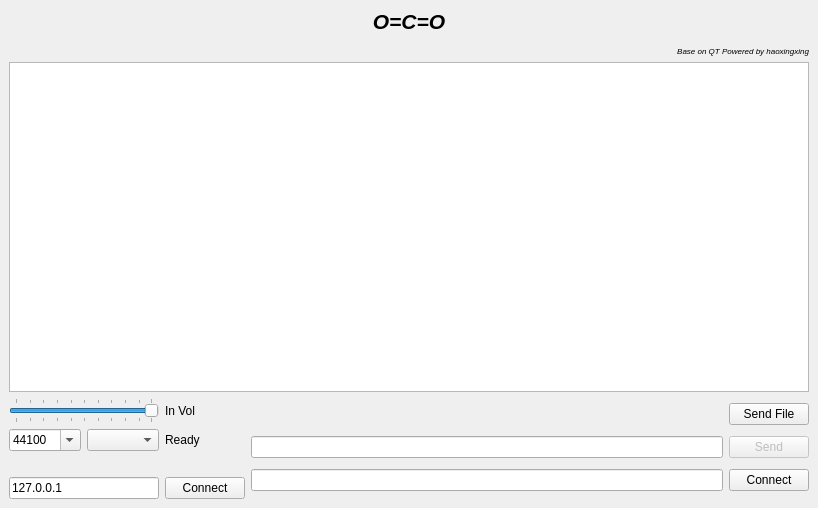
Old version of the form mainwindow.ui in the repository haoxingxing/CO2.
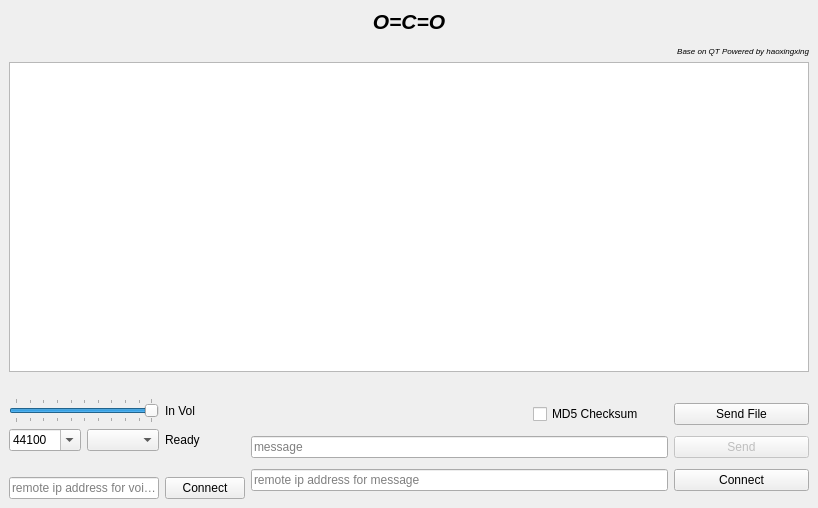
New version of the form.

Commit message: New MD5 CHECKSUM

```diff
--- a/mainwindow.ui
+++ b/mainwindow.ui
@@ -15,26 +15,111 @@
   </property>
   <widget class="QWidget" name="centralwidget">
    <layout class="QGridLayout" name="gridLayout">
-    <item row="3" column="0">
+    <item row="1" column="0" colspan="2">
+     <widget class="QTextBrowser" name="msg_2"/>
+    </item>
+    <item row="4" column="1">
+     <layout class="QGridLayout" name="gridLayout_2">
+      <item row="4" column="4">
+       <widget class="QPushButton" name="msg_conn">
+        <property name="text">
+         <string>Connect</string>
+        </property>
+       </widget>
+      </item>
+      <item row="2" column="4">
+       <widget class="QPushButton" name="msg_send">
+        <property name="enabled">
+         <bool>false</bool>
+        </property>
+        <property name="text">
+         <string>Send</string>
+        </property>
+       </widget>
+      </item>
+      <item row="0" column="1" colspan="2">
+       <widget class="QLabel" name="msg_status">
+        <property name="text">
+         <string/>
+        </property>
+       </widget>
+      </item>
+      <item row="0" column="4">
+       <widget class="QPushButton" name="pushButton_2">
+        <property name="text">
+         <string>Send File</string>
+        </property>
+       </widget>
+      </item>
+      <item row="0" column="3">
+       <widget class="QCheckBox" name="ismd5">
+        <property name="toolTip">
+         <string>May slow the transfer</string>
+        </property>
+        <property name="toolTipDuration">
+         <number>3</number>
+        </property>
+        <property name="autoFillBackground">
+         <bool>false</bool>
+        </property>
+        <property name="text">
+         <string>MD5 Checksum</string>
+        </property>
+        <property name="checked">
+         <bool>false</bool>
+        </property>
+        <property name="tristate">
+         <bool>false</bool>
+        </property>
+       </widget>
+      </item>
+      <item row="2" column="1" colspan="3">
+       <widget class="QLineEdit" name="msg">
+        <property name="placeholderText">
+         <string>message</string>
+        </property>
+       </widget>
+      </item>
+      <item row="4" column="1" colspan="3">
+       <widget class="QLineEdit" name="msg_connect">
+        <property name="whatsThis">
+         <string/>
+        </property>
+        <property name="inputMask">
+         <string/>
+        </property>
+        <property name="text">
+         <string/>
+        </property>
+        <property name="placeholderText">
+         <string>remote ip address for message</string>
+        </property>
+       </widget>
+      </item>
+     </layout>
+    </item>
+    <item row="0" column="0" colspan="2">
+     <widget class="QLabel" name="label">
+      <property name="text">
+       <string>&lt;html&gt;&lt;head/&gt;&lt;body&gt;&lt;p align=&quot;center&quot;&gt;&lt;span style=&quot; font-size:16pt; font-weight:600; font-style:italic;&quot;&gt;O=C=O&lt;/span&gt;&lt;/p&gt;&lt;p align=&quot;right&quot;&gt;&lt;span style=&quot; font-size:6pt; font-style:italic;&quot;&gt;Base on QT Powered by haoxingxing&lt;/span&gt;&lt;/p&gt;&lt;/body&gt;&lt;/html&gt;</string>
+      </property>
+     </widget>
+    </item>
+    <item row="4" column="0">
      <layout class="QGridLayout" name="gridLayout_4">
-      <item row="1" column="2">
-       <widget class="QLabel" name="status">
-        <property name="text">
-         <string>Ready</string>
+      <item row="0" column="0" colspan="2">
+       <widget class="QSlider" name="InVol">
+        <property name="maximum">
+         <number>99</number>
         </property>
-       </widget>
-      </item>
-      <item row="5" column="2">
-       <widget class="QPushButton" name="pushButton">
-        <property name="text">
-         <string>Connect</string>
+        <property name="value">
+         <number>99</number>
         </property>
-       </widget>
-      </item>
-      <item row="0" column="2">
-       <widget class="QLabel" name="label_4">
-        <property name="text">
-         <string>In Vol</string>
+        <property name="orientation">
+         <enum>Qt::Horizontal</enum>
+        </property>
+        <property name="tickPosition">
+         <enum>QSlider::TicksBothSides</enum>
         </property>
        </widget>
       </item>
@@ -83,6 +168,37 @@
         </item>
        </widget>
       </item>
+      <item row="5" column="0" colspan="2">
+       <widget class="QLineEdit" name="lineEdit">
+        <property name="text">
+         <string/>
+        </property>
+        <property name="placeholderText">
+         <string>remote ip address for voice</string>
+        </property>
+       </widget>
+      </item>
+      <item row="0" column="2">
+       <widget class="QLabel" name="label_4">
+        <property name="text">
+         <string>In Vol</string>
+        </property>
+       </widget>
+      </item>
+      <item row="1" column="2">
+       <widget class="QLabel" name="status">
+        <property name="text">
+         <string>Ready</string>
+        </property>
+       </widget>
+      </item>
+      <item row="5" column="2">
+       <widget class="QPushButton" name="pushButton">
+        <property name="text">
+         <string>Connect</string>
+        </property>
+       </widget>
+      </item>
       <item row="1" column="1">
        <widget class="QComboBox" name="comboBox">
         <property name="editable">
@@ -99,29 +215,6 @@
         </property>
        </widget>
       </item>
-      <item row="5" column="0" colspan="2">
-       <widget class="QLineEdit" name="lineEdit">
-        <property name="text">
-         <string>127.0.0.1</string>
-        </property>
-       </widget>
-      </item>
-      <item row="0" column="0" colspan="2">
-       <widget class="QSlider" name="InVol">
-        <property name="maximum">
-         <number>99</number>
-        </property>
-        <property name="value">
-         <number>99</number>
-        </property>
-        <property name="orientation">
-         <enum>Qt::Horizontal</enum>
-        </property>
-        <property name="tickPosition">
-         <enum>QSlider::TicksBothSides</enum>
-        </property>
-       </widget>
-      </item>
       <item row="4" column="0" colspan="3">
        <widget class="QLabel" name="label_2">
         <property name="text">
@@ -131,56 +224,18 @@
       </item>
      </layout>
     </item>
-    <item row="1" column="0" colspan="2">
-     <widget class="QTextBrowser" name="msg_2"/>
-    </item>
-    <item row="0" column="0" colspan="2">
-     <widget class="QLabel" name="label">
-      <property name="text">
-       <string>&lt;html&gt;&lt;head/&gt;&lt;body&gt;&lt;p align=&quot;center&quot;&gt;&lt;span style=&quot; font-size:16pt; font-weight:600; font-style:italic;&quot;&gt;O=C=O&lt;/span&gt;&lt;/p&gt;&lt;p align=&quot;right&quot;&gt;&lt;span style=&quot; font-size:6pt; font-style:italic;&quot;&gt;Base on QT Powered by haoxingxing&lt;/span&gt;&lt;/p&gt;&lt;/body&gt;&lt;/html&gt;</string>
+    <item row="2" column="1">
+     <spacer name="horizontalSpacer">
+      <property name="orientation">
+       <enum>Qt::Horizontal</enum>
       </property>
-     </widget>
-    </item>
-    <item row="3" column="1">
-     <layout class="QGridLayout" name="gridLayout_2">
-      <item row="1" column="1">
-       <widget class="QPushButton" name="msg_send">
-        <property name="enabled">
-         <bool>false</bool>
-        </property>
-        <property name="text">
-         <string>Send</string>
-        </property>
-       </widget>
-      </item>
-      <item row="3" column="0">
-       <widget class="QLineEdit" name="msg_connect"/>
-      </item>
-      <item row="1" column="0">
-       <widget class="QLineEdit" name="msg"/>
-      </item>
-      <item row="3" column="1">
-       <widget class="QPushButton" name="msg_conn">
-        <property name="text">
-         <string>Connect</string>
-        </property>
-       </widget>
-      </item>
-      <item row="0" column="0">
-       <widget class="QLabel" name="msg_status">
-        <property name="text">
-         <string/>
-        </property>
-       </widget>
-      </item>
-      <item row="0" column="1">
-       <widget class="QPushButton" name="pushButton_2">
-        <property name="text">
-         <string>Send File</string>
-        </property>
-       </widget>
-      </item>
-     </layout>
+      <property name="sizeHint" stdset="0">
+       <size>
+        <width>40</width>
+        <height>20</height>
+       </size>
+      </property>
+     </spacer>
     </item>
    </layout>
   </widget>
```
The commit also changes 2 other files.
